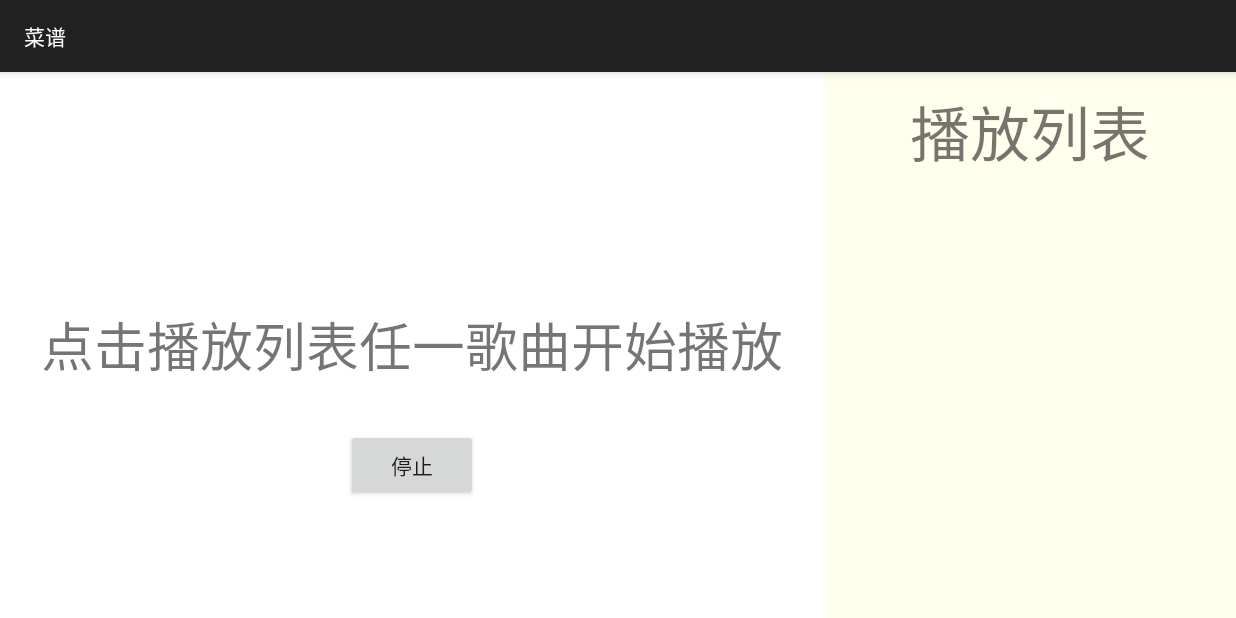
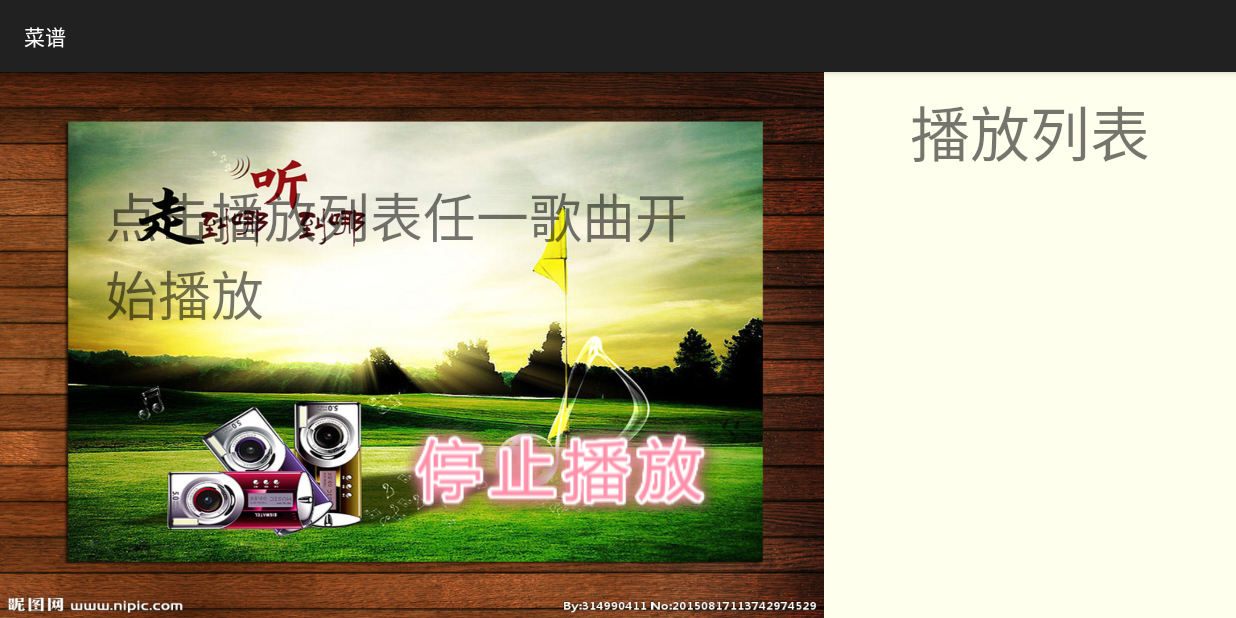
Before and after one commit to Levi-Ackerman/MyCook, an Android app: the PlayerActivity screen opened directly, with no data from a screen before it, on a phone screen of 824 x 412 dp (held sideways). Run offline under Robolectric (Android 15) with nearby library versions, the phone set to English and light mode, and no system bars.

Commit message:
图片背景弄好了

```diff
--- a/app/src/main/res/layout/activity_player.xml
+++ b/app/src/main/res/layout/activity_player.xml
@@ -8,24 +8,26 @@
         android:layout_width="0dp"
         android:layout_height="match_parent"
         android:layout_weight="6"
-        android:background="@android:color/white">
+        android:background="@drawable/player_backgroud">
 
         <TextView
             android:id="@+id/tv_songname"
-            android:textSize="@dimen/text_size_text_content"
             android:layout_width="wrap_content"
             android:layout_height="wrap_content"
-            android:layout_centerInParent="true"
-            android:text="点击播放列表任一歌曲开始播放" />
+            android:layout_alignParentTop="true"
+            android:layout_alignParentRight="true"
+            android:layout_margin="70dp"
+            android:text="点击播放列表任一歌曲开始播放"
+            android:textSize="@dimen/text_size_text_content" />
 
         <Button
             android:id="@+id/btn_play"
             android:layout_width="wrap_content"
             android:layout_height="wrap_content"
-            android:layout_below="@+id/tv_songname"
-            android:layout_centerInParent="true"
-            android:layout_marginTop="30dp"
-            android:text="停止" />
+            android:layout_alignParentBottom="true"
+            android:layout_alignParentRight="true"
+            android:layout_margin="70dp"
+            android:background="@drawable/stop_play" />
     </RelativeLayout>
 
     <LinearLayout
@@ -38,10 +40,10 @@
         <TextView
             android:layout_width="wrap_content"
             android:layout_height="wrap_content"
+            android:layout_gravity="center"
             android:padding="10dp"
-            android:layout_gravity="center"
-            android:textSize="@dimen/text_size_text_title"
-            android:text="播放列表" />
+            android:text="播放列表"
+            android:textSize="@dimen/text_size_text_title" />
 
         <ListView
             android:id="@+id/lv_songs"
--- a/app/src/main/res/layout/activity_yuecai.xml
+++ b/app/src/main/res/layout/activity_yuecai.xml
@@ -7,8 +7,8 @@
     <RelativeLayout
         android:layout_width="0dp"
         android:layout_height="match_parent"
-        android:layout_weight="6"
-        android:background="@android:color/white">
+        android:background="@drawable/sky"
+        android:layout_weight="6">
         <TextView
             android:id="@+id/tv_food_title"
             android:layout_width="match_parent"
```
Also changed, not shown: app/src/main/java/lee/scut/edu/mycook/YuecaiActivity.java (+13 -13 lines), app/src/main/res/layout/activity_caixi.xml (+3 -5 lines), app/src/main/res/layout/activity_main.xml (+5 -3 lines), app/src/main/res/drawable/badacai.jpg (added), app/src/main/res/drawable/player_backgroud.jpg (added), app/src/main/res/drawable/sky.jpg (added), app/src/main/res/drawable/stop_play.png (added), app/src/main/res/drawable/xiangcai.png.
